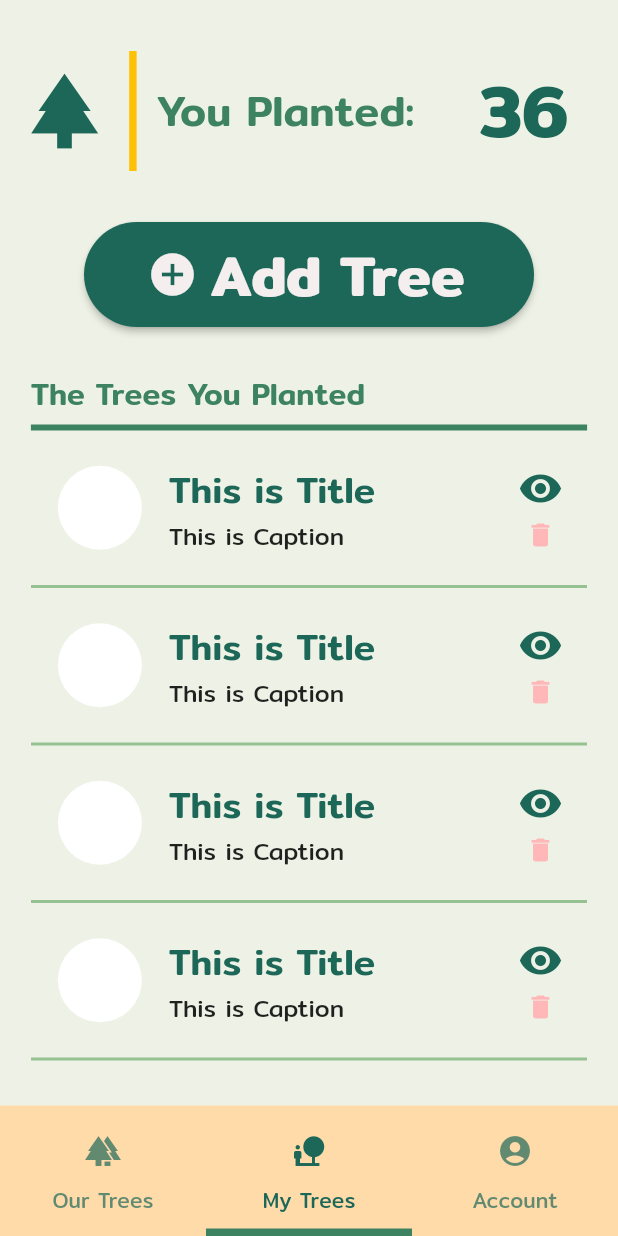
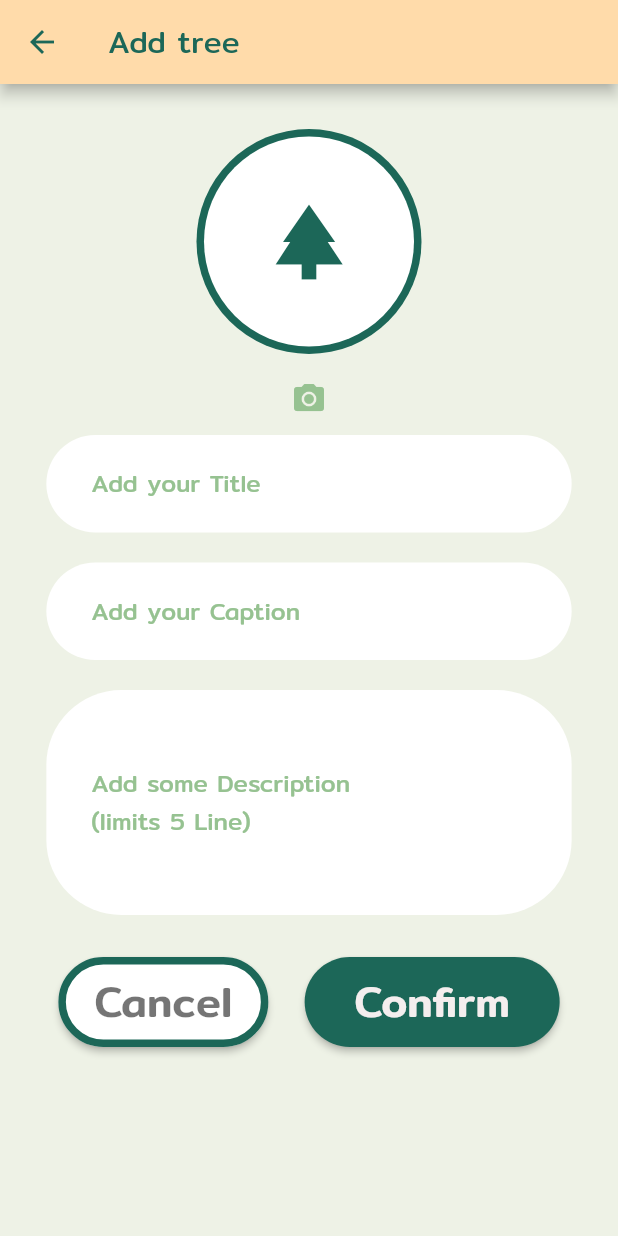
Before and after one commit to Weerapat013/flutter_miniproject, a Flutter app: the screen it shows after launch, item 2 of the bottom bar chosen, after a tap on "Add Tree", on a phone screen of 412 x 824 dp. Run offline on Flutter 3.47's test engine with Material 2 defaults, Android fonts, the light colour scheme and no system bars.

Commit message:
add more pages

```diff
--- /dev/null
+++ b/lib/pages/addtree.dart
@@ -0,0 +1,234 @@
+import 'package:flutter/material.dart';
+import 'package:flutter_miniproject/color.dart';
+
+class AddTree extends StatefulWidget {
+  const AddTree({super.key});
+
+  @override
+  State<AddTree> createState() => _AddTreeState();
+}
+
+class _AddTreeState extends State<AddTree> {
+  final _formKey = GlobalKey<FormState>();
+  TextEditingController title = TextEditingController();
+  TextEditingController caption = TextEditingController();
+  TextEditingController description = TextEditingController();
+
+  @override
+  Widget build(BuildContext context) {
+    double width = MediaQuery.of(context).size.width;
+
+    return SafeArea(
+      child: Scaffold(
+        resizeToAvoidBottomInset: false,
+        backgroundColor: Theme.of(context).colorScheme.background,
+        appBar: AppBar(
+          foregroundColor: Theme.of(context).colorScheme.primary,
+          backgroundColor: Theme.of(context).colorScheme.secondary,
+          title: const Text('Add tree'),
+        ),
+        body: Center(
+          child: Form(
+            key: _formKey,
+            child: Column(
+              children: [
+                //Image Title
+                const Padding(
+                  padding: EdgeInsets.only(top: 30, bottom: 6),
+                  child: CircleAvatar(
+                    backgroundColor: greenPrimary,
+                    radius: 75,
+                    child: CircleAvatar(
+                      backgroundColor: onAlertPrimary,
+                      radius: 70,
+                      child: Icon(
+                        Icons.park,
+                        color: greenPrimary,
+                        size: 60,
+                      ),
+                    ),
+                  ),
+                ),
+
+                //Button Add Picture
+                IconButton(
+                  onPressed: () {},
+                  icon: const Icon(
+                    Icons.photo_camera,
+                    color: onbackgroundPrimary_1,
+                    size: 24,
+                  ),
+                ),
+
+                //List of TextFormField
+                SizedBox(
+                  width: width * 0.85,
+                  child: Column(
+                    children: [
+                      //Add Title
+                      TextFormField(
+                        controller: title,
+                        validator: (value) {
+                          if (value == null || value.isEmpty) {
+                            return 'Please enter your Title';
+                          }
+                          return null;
+                        },
+                        decoration: InputDecoration(
+                          contentPadding: const EdgeInsets.symmetric(
+                              vertical: 20.0, horizontal: 30.0),
+                          hintText: "Add your Title",
+                          hintStyle:
+                              const TextStyle(color: onbackgroundPrimary_1),
+                          filled: true,
+                          fillColor: onAlertPrimary,
+                          //focusColor: greenPrimary,
+                          border: OutlineInputBorder(
+                            borderSide: BorderSide.none,
+                            borderRadius: BorderRadius.circular(100),
+                          ),
+                          errorBorder: OutlineInputBorder(
+                            borderSide: const BorderSide(
+                              color: Colors.red,
+                            ),
+                            borderRadius: BorderRadius.circular(100),
+                          ),
+                        ),
+                      ),
+                      const SizedBox(height: 20),
+
+                      //Add Caption
+                      TextFormField(
+                        controller: caption,
+                        validator: (value) {
+                          if (value == null || value.isEmpty) {
+                            return 'Please enter your Title';
+                          }
+                          return null;
+                        },
+                        decoration: InputDecoration(
+                          contentPadding: const EdgeInsets.symmetric(
+                              vertical: 20.0, horizontal: 30.0),
+                          hintText: "Add your Caption",
+                          hintStyle:
+                              const TextStyle(color: onbackgroundPrimary_1),
+                          filled: true,
+                          fillColor: onAlertPrimary,
+                          //focusColor: greenPrimary,
+                          border: OutlineInputBorder(
+                            borderSide: BorderSide.none,
+                            borderRadius: BorderRadius.circular(100),
+                          ),
+                          errorBorder: OutlineInputBorder(
+                            borderSide: const BorderSide(
+                              color: Colors.red,
+                            ),
+                            borderRadius: BorderRadius.circular(100),
+                          ),
+                        ),
+                      ),
+                      const SizedBox(height: 20),
+
+                      //Add Description
+                      TextFormField(
+                        controller: description,
+                        validator: (value) {
+                          if (value == null || value.isEmpty) {
+                            return 'Please enter your Title';
+                          }
+                          return null;
+                        },
+                        decoration: InputDecoration(
+                          contentPadding: const EdgeInsets.symmetric(
+                              vertical: 50.0, horizontal: 30.0),
+                          hintText: "Add some Description\n(limits 5 Line)",
+                          hintStyle:
+                              const TextStyle(color: onbackgroundPrimary_1),
+                          filled: true,
+                          fillColor: onAlertPrimary,
+                          //focusColor: greenPrimary,
+                          border: OutlineInputBorder(
+                            borderSide: BorderSide.none,
+                            borderRadius: BorderRadius.circular(50),
+                          ),
+                          errorBorder: OutlineInputBorder(
+                            borderSide: const BorderSide(
+                              color: Colors.red,
+                            ),
+                            borderRadius: BorderRadius.circular(50),
+                          ),
+                        ),
+                        keyboardType: TextInputType.multiline,
+                        minLines: 1,
+                        maxLines: 5,
+                      ),
+                      const SizedBox(height: 20),
+
+                      //Button Bar
+                      ButtonBar(
+                        alignment: MainAxisAlignment.spaceBetween,
+                        children: [
+                          //Cancel Button
+                          SizedBox(
+                            height: 60,
+                            width: 140,
+                            child: ElevatedButton(
+                              onPressed: () {
+                                title.clear();
+                                caption.clear();
+                                description.clear();
+
+                                Navigator.pop(context);
+                              },
+                              style: ElevatedButton.styleFrom(
+                                foregroundColor: greenPrimary,
+                                backgroundColor: onAlertPrimary,
+                                shape: RoundedRectangleBorder(
+                                  borderRadius: BorderRadius.circular(100),
+                                ),
+                                side: const BorderSide(
+                                  color: greenPrimary,
+                                  width: 5,
+                                ),
+                              ),
+                              child: Text(
+                                'Cancel',
+                                style:
+                                    Theme.of(context).textTheme.headlineSmall,
+                              ),
+                            ),
+                          ),
+
+                          //Summit Button
+                          SizedBox(
+                            height: 60,
+                            width: 170,
+                            child: ElevatedButton(
+                              onPressed: () {},
+                              style: ElevatedButton.styleFrom(
+                                shape: RoundedRectangleBorder(
+                                  borderRadius: BorderRadius.circular(100),
+                                ),
+                              ),
+                              child: Text(
+                                'Confirm',
+                                style: Theme.of(context)
+                                    .textTheme
+                                    .headlineSmall!
+                                    .copyWith(color: onGreenPrimary),
+                              ),
+                            ),
+                          ),
+                        ],
+                      ),
+                    ],
+                  ),
+                ),
+              ],
+            ),
+          ),
+        ),
+      ),
+    );
+  }
+}
--- a/lib/pages/mytrees.dart
+++ b/lib/pages/mytrees.dart
@@ -1,5 +1,7 @@
 import 'package:flutter/material.dart';
 import 'package:flutter_miniproject/color.dart';
+import 'package:flutter_miniproject/pages/addtree.dart';
+import 'package:flutter_miniproject/pages/viewtree.dart';
 
 class MyTrees extends StatefulWidget {
   const MyTrees({super.key});
@@ -63,7 +65,14 @@ class _MyTreesState extends State<MyTrees> {
               height: 70,
               width: 300,
               child: ElevatedButton.icon(
-                onPressed: () {},
+                onPressed: () {
+                  Navigator.push(
+                    context,
+                    MaterialPageRoute(
+                      builder: (context) => const AddTree(),
+                    ),
+                  );
+                },
                 style: ElevatedButton.styleFrom(
                   shape: RoundedRectangleBorder(
                     borderRadius: BorderRadius.circular(100),
@@ -145,21 +154,34 @@ class _MyTreesState extends State<MyTrees> {
                         'This is Caption', //Todo: Insert Data Here!!
                         style: Theme.of(context).textTheme.bodySmall,
                       ),
-                      trailing: const Column(
+                      trailing: Column(
                         mainAxisAlignment: MainAxisAlignment.spaceBetween,
                         children: [
                           //View
-                          Icon(
+                          GestureDetector(
+                            child: const Icon(
                               Icons.visibility,
                               size: 30,
                               color: greenPrimary,
                             ),
+                            onTap: () {
+                              Navigator.push(
+                                context,
+                                MaterialPageRoute(
+                                  builder: (context) => const ViewTree(),
+                                ),
+                              );
+                            },
+                          ),
 
                           //Delete
-                          Icon(
+                          GestureDetector(
+                            child: const Icon(
                               Icons.delete,
                               size: 20,
                               color: alertPrimary,
+                            ),
+                            onTap: () {},
                           ),
                         ],
                       ),
--- a/lib/pages/ourtrees.dart
+++ b/lib/pages/ourtrees.dart
@@ -83,9 +83,12 @@ class _OurTreesState extends State<OurTrees> {
                         'This is Caption', //Todo: Insert Data Here!!
                         style: Theme.of(context).textTheme.bodySmall,
                       ),
-                      trailing: const Icon(
-                        Icons.visibility,
-                        color: greenPrimary,
+                      trailing: GestureDetector(
+                        child: const Icon(
+                          Icons.visibility,
+                          color: greenPrimary,
+                        ),
+                        onTap: () {},
                       ),
                     ),
                   );
```
Also changed, not shown: lib/pages/viewtree.dart (added, +95 -0 lines). Lines whose indentation alone changed are shown as unchanged.
